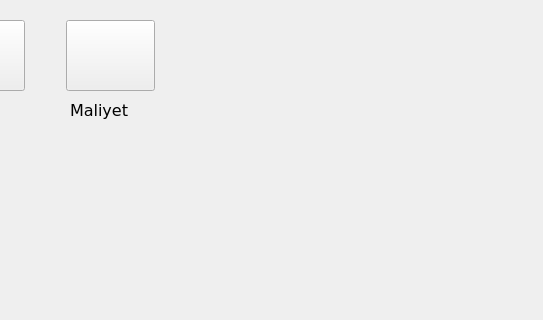
Above: mainwindow.ui from nerdogan/nenra before the change; both pictures show x 230 to 773 and y 0 to 320 of the 773 by 504 pixel window. Below: the same form after it.
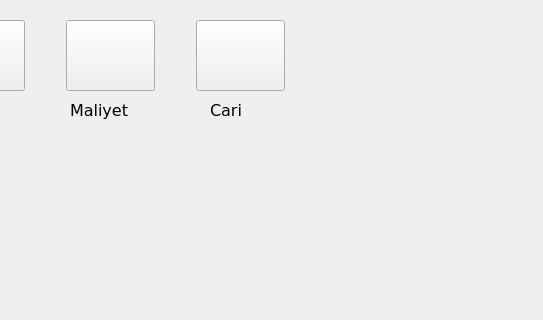
That is the form after the change. Icons and pictures are not drawn.

```diff
--- a/mainwindow.ui
+++ b/mainwindow.ui
@@ -214,6 +214,58 @@
      <string>Maliyet</string>
     </property>
    </widget>
+   <widget class="QWidget" name="horizontalLayoutWidget_6">
+    <property name="geometry">
+     <rect>
+      <x>420</x>
+      <y>20</y>
+      <width>101</width>
+      <height>71</height>
+     </rect>
+    </property>
+    <layout class="QHBoxLayout" name="horizontalLayout_6">
+     <item>
+      <widget class="QPushButton" name="pushButton_4">
+       <property name="maximumSize">
+        <size>
+         <width>89</width>
+         <height>89</height>
+        </size>
+       </property>
+       <property name="font">
+        <font>
+         <family>Verdana</family>
+         <pointsize>12</pointsize>
+         <weight>75</weight>
+         <bold>true</bold>
+        </font>
+       </property>
+       <property name="text">
+        <string/>
+       </property>
+      </widget>
+     </item>
+    </layout>
+   </widget>
+   <widget class="QLabel" name="label_4">
+    <property name="geometry">
+     <rect>
+      <x>440</x>
+      <y>100</y>
+      <width>71</width>
+      <height>20</height>
+     </rect>
+    </property>
+    <property name="font">
+     <font>
+      <family>Verdana</family>
+      <pointsize>12</pointsize>
+     </font>
+    </property>
+    <property name="text">
+     <string>Cari</string>
+    </property>
+   </widget>
   </widget>
   <widget class="QMenuBar" name="menubar">
    <property name="geometry">
```
